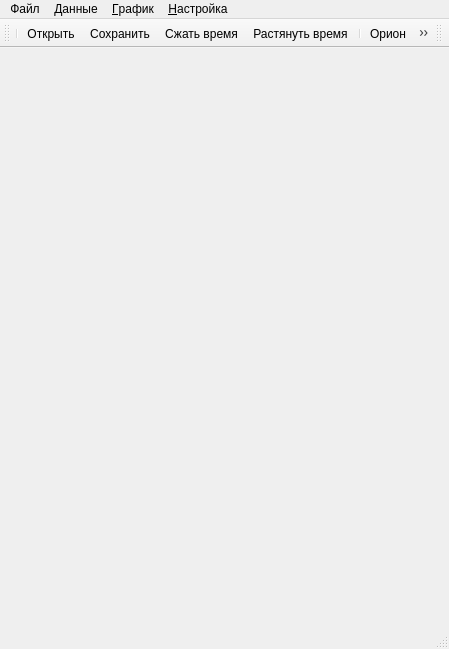
Qt form graphicsdoc.ui (SukhoiRU/Graphics) before a commit.
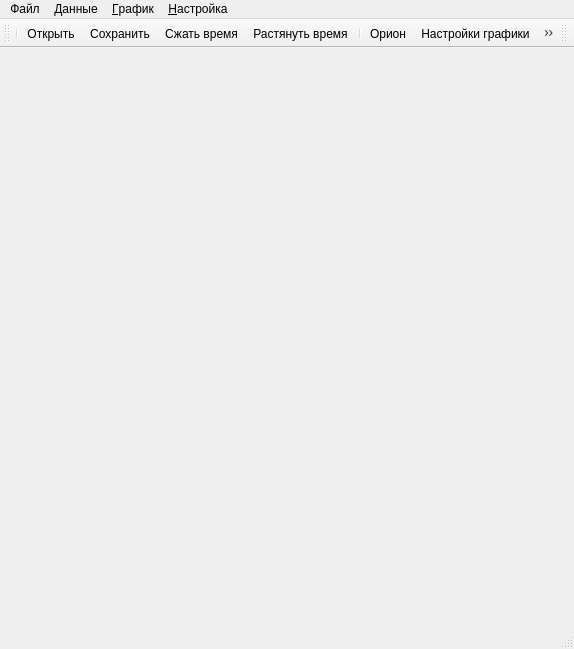
The same form after that commit. Icons and pictures are not drawn. Custom widgets are drawn as their Qt base class.

```diff
--- a/graphicsdoc.ui
+++ b/graphicsdoc.ui
@@ -6,7 +6,7 @@
    <rect>
     <x>0</x>
     <y>0</y>
-    <width>449</width>
+    <width>574</width>
     <height>649</height>
    </rect>
   </property>
@@ -105,7 +105,7 @@
     <rect>
      <x>0</x>
      <y>0</y>
-     <width>449</width>
+     <width>574</width>
      <height>21</height>
     </rect>
    </property>
@@ -171,6 +171,8 @@
    <addaction name="separator"/>
    <addaction name="action_LoadOrion"/>
    <addaction name="actionGraphSettings"/>
+   <addaction name="actionPageInfo"/>
+   <addaction name="actionZoom"/>
   </widget>
   <widget class="QStatusBar" name="statusBar"/>
   <widget class="QToolBar" name="toolBarPanel">
@@ -302,6 +304,18 @@
     <string>TRF</string>
    </property>
   </action>
+  <action name="actionZoom">
+   <property name="checkable">
+    <bool>true</bool>
+   </property>
+   <property name="icon">
+    <iconset resource="graphics.qrc">
+     <normaloff>:/Resources/images/open_gl.png</normaloff>:/Resources/images/open_gl.png</iconset>
+   </property>
+   <property name="text">
+    <string>Zoom</string>
+   </property>
+  </action>
  </widget>
  <layoutdefault spacing="6" margin="11"/>
  <customwidgets>
```
